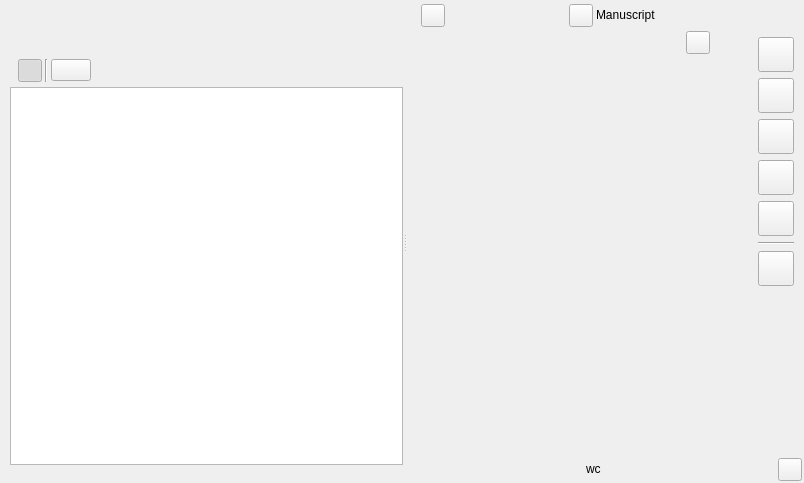
Qt form ui/manuscript_view.ui (zkovari/plotlyst) before a commit.
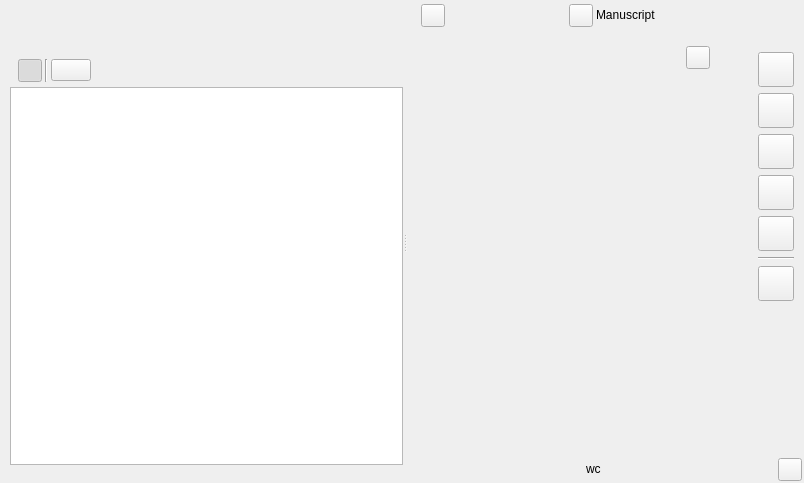
The same form after that commit. The open tabs and pages were chosen to show the change. Custom widgets are drawn as their Qt base class.

```diff
--- a/ui/manuscript_view.ui
+++ b/ui/manuscript_view.ui
@@ -345,6 +345,12 @@
           <property name="spacing">
            <number>0</number>
           </property>
+          <property name="topMargin">
+           <number>15</number>
+          </property>
+          <property name="bottomMargin">
+           <number>15</number>
+          </property>
           <item>
            <widget class="QScrollArea" name="scrollArea_2">
             <property name="frameShape">
@@ -359,7 +365,7 @@
                <x>0</x>
                <y>0</y>
                <width>277</width>
-               <height>428</height>
+               <height>400</height>
               </rect>
              </property>
              <property name="relaxed-white-bg" stdset="0">
@@ -533,7 +539,7 @@
                       <x>0</x>
                       <y>0</y>
                       <width>68</width>
-                      <height>376</height>
+                      <height>348</height>
                      </rect>
                     </property>
                     <property name="relaxed-white-bg" stdset="0">
```
Left out of the diff: 3 changed lines with no effect on the pictures.
